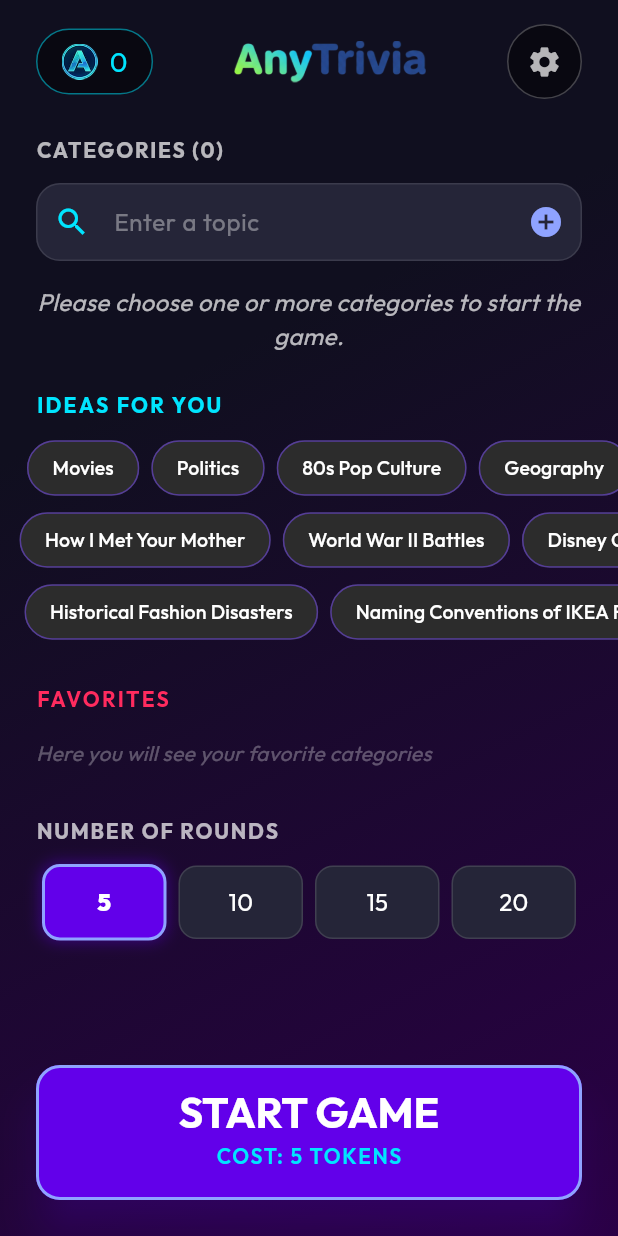
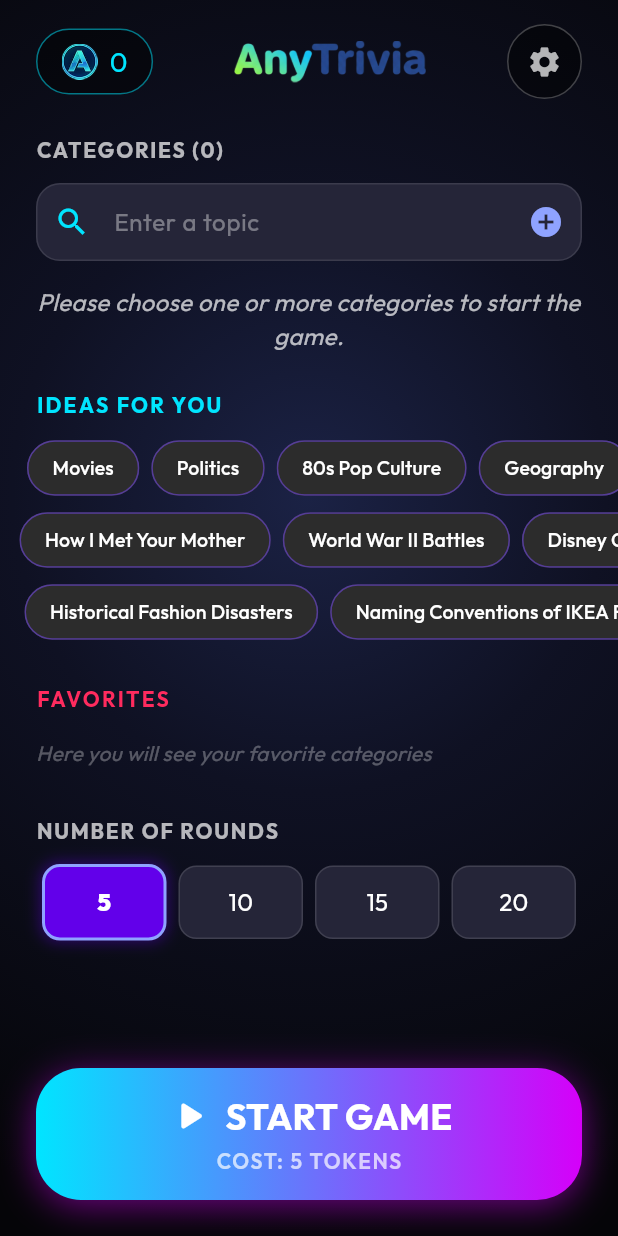
Before and after one commit to ric-hs/any-trivia, a Flutter app: the screen it shows once a user with an empty profile is signed in, on a phone screen of 412 x 824 dp. Run offline on Flutter 3.47's test engine with Material 3 defaults, Android fonts, the phone set to English and light mode, and no system bars; drawn by our look-alikes of flutter_animate; our stand-ins replace cloud_firestore, cloud_functions, device_info_plus, equatable, firebase_auth, firebase_core and 4 more; accounts and stored records are empty.

Commit message:
redesign home page

```diff
--- a/lib/features/game/presentation/pages/home_page.dart
+++ b/lib/features/game/presentation/pages/home_page.dart
@@ -4,6 +4,7 @@ import 'package:flutter_animate/flutter_animate.dart';
 import 'package:google_fonts/google_fonts.dart';
 import 'package:endless_trivia/core/theme/app_theme.dart';
 import 'package:endless_trivia/l10n/app_localizations.dart';
+import 'package:endless_trivia/core/presentation/widgets/space_background.dart';
 import 'package:endless_trivia/features/profile/presentation/bloc/profile_bloc.dart';
 import 'package:endless_trivia/features/profile/presentation/bloc/profile_event.dart';
 import 'package:endless_trivia/features/profile/presentation/bloc/profile_state.dart';
@@ -218,18 +219,7 @@ class _HomePageState extends State<HomePage>
   Widget build(BuildContext context) {
     return Scaffold(
       extendBodyBehindAppBar: true,
-      body: Container(
-        decoration: const BoxDecoration(
-          gradient: LinearGradient(
-            begin: Alignment.topLeft,
-            end: Alignment.bottomRight,
-            colors: [
-              Color(0xFF100F1F), // Dark BG
-              Color(0xFF2A0045), // Deep Purple Accent
-            ],
-            stops: [0.3, 1.0],
-          ),
-        ),
+      body: SpaceBackground(
         child: SafeArea(
           child: BlocBuilder<ProfileBloc, ProfileState>(
             builder: (context, state) {
@@ -750,35 +740,65 @@ class _HomePageState extends State<HomePage>
                       bottom: 24,
                       left: 24,
                       right: 24,
-                      child:
-                          ElevatedButton(
-                                style: ElevatedButton.styleFrom(
-                                  backgroundColor: const Color(0xFF6200EA),
-                                  padding: const EdgeInsets.symmetric(
-                                    vertical: 20,
+                      child: Container(
+                        decoration: BoxDecoration(
+                          gradient: const LinearGradient(
+                            colors: [
+                              Color(0xFF00E5FF), // Cyan
+                              Color(0xFFD500F9), // Purple
+                            ],
+                            begin: Alignment.centerLeft,
+                            end: Alignment.centerRight,
                           ),
-                                  elevation: 12,
+                          borderRadius: BorderRadius.circular(30),
+                          boxShadow: [
+                            BoxShadow(
+                              color: const Color(0xFFD500F9).withValues(alpha: 0.5),
+                              blurRadius: 20,
+                              offset: const Offset(0, 4),
                             ),
-                                onPressed: () => _startGame(
+                          ],
+                        ),
+                        child: Material(
+                          color: Colors.transparent,
+                          child: InkWell(
+                            borderRadius: BorderRadius.circular(30),
+                            onTap: () => _startGame(
                               context,
                               profile.tokens,
                               profile.userId,
+                            ),
+                            child: Padding(
+                              padding: const EdgeInsets.symmetric(
+                                vertical: 16,
+                                horizontal: 32,
                               ),
                               child: FittedBox(
                                 fit: BoxFit.scaleDown,
                                 child: Column(
                                   mainAxisSize: MainAxisSize.min,
                                   children: [
+                                    Row(
+                                      mainAxisAlignment: MainAxisAlignment.center,
+                                      children: [
+                                        const Icon(
+                                          Icons.play_arrow_rounded,
+                                          color: Colors.white,
+                                          size: 32,
+                                        ),
+                                        const SizedBox(width: 8),
                                         Text(
                                           AppLocalizations.of(
                                             context,
                                           )!.startGame.toUpperCase(),
                                           style: AppTheme.gameFont.copyWith(
-                                          fontSize: 28,
+                                            fontSize: 24,
                                             fontWeight: FontWeight.bold,
                                             color: Colors.white,
                                             height: 1.0,
                                           ),
+                                        ),
+                                      ],
                                     ),
                                     const SizedBox(height: 4),
                                     Text(
@@ -792,11 +812,14 @@ class _HomePageState extends State<HomePage>
                                       style: GoogleFonts.outfit(
                                         fontSize: 14,
                                         fontWeight: FontWeight.w600,
-                                          color: const Color(0xFF00E5FF),
+                                        color: Colors.white70,
                                         letterSpacing: 1.2,
                                       ),
                                     ),
                                   ],
+                                ),
+                              ),
+                            ),
                           ),
                         ),
                       )
@@ -804,25 +827,11 @@ class _HomePageState extends State<HomePage>
                             onPlay: (controller) =>
                                 controller.repeat(reverse: true),
                           )
-                              .boxShadow(
-                                begin: BoxShadow(
-                                  color: const Color(
-                                    0xFF6200EA,
-                                  ).withValues(alpha: 0.5),
-                                  blurRadius: 10,
-                                ),
-                                end: BoxShadow(
-                                  color: const Color(
-                                    0xFF6200EA,
-                                  ).withValues(alpha: 0.8),
-                                  blurRadius: 20,
-                                  spreadRadius: 2,
-                                ),
-                              )
                           .scale(
-                                begin: const Offset(1, 1),
-                                end: const Offset(1.02, 1.02),
+                            begin: const Offset(1.0, 1.0),
+                            end: const Offset(1.05, 1.05),
                             duration: 1500.ms,
+                            curve: Curves.easeInOut,
                           ),
                     ),
                   ],
```
Lines whose indentation alone changed are shown as unchanged.
